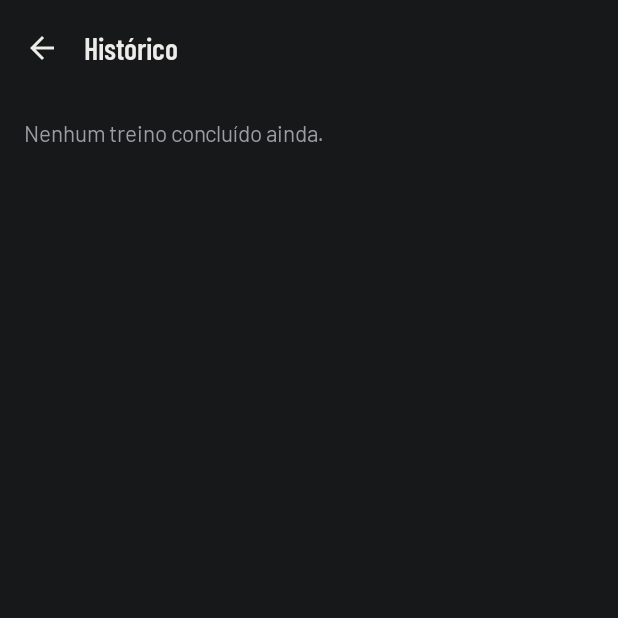
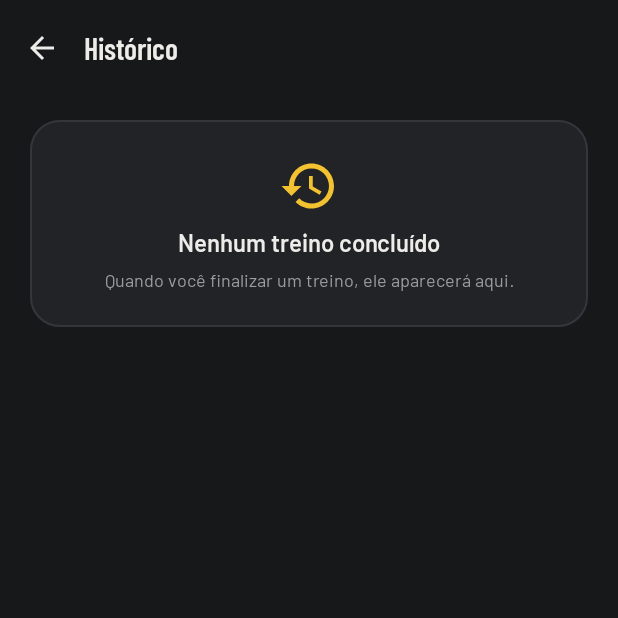
Before and after one commit to constDevDaniel/app-treino, an Android app built with Jetpack Compose: the HistoricoScreen screen opened through its navigation route, on a phone screen of 412 x 824 dp, the top half of it. Run offline under Robolectric (Android 15) with nearby library versions, the phone set to English and light mode, and no system bars; our stand-ins replace Room's generated code.

Commit message:
fix(ui): corrigir crash na guia Relatórios e padronizar design entre telas (#14)

```diff
--- a/app/src/main/java/com/daniel/treino/ui/components/IconeTreino.kt
+++ b/app/src/main/java/com/daniel/treino/ui/components/IconeTreino.kt
@@ -12,6 +12,7 @@ import androidx.compose.animation.fadeOut
 import androidx.compose.animation.slideInVertically
 import androidx.compose.animation.slideOutVertically
 import androidx.compose.animation.togetherWith
+import androidx.compose.foundation.BorderStroke
 import androidx.compose.foundation.background
 import androidx.compose.foundation.clickable
 import androidx.compose.foundation.interaction.MutableInteractionSource
@@ -29,7 +30,7 @@ import androidx.compose.foundation.lazy.items
 import androidx.compose.foundation.shape.RoundedCornerShape
 import androidx.compose.material3.Icon
 import androidx.compose.material3.MaterialTheme
-import androidx.compose.material3.OutlinedCard
+import androidx.compose.material3.Surface
 import androidx.compose.material3.Text
 import androidx.compose.runtime.Composable
 import androidx.compose.runtime.LaunchedEffect
@@ -298,7 +299,12 @@ fun EstadoVazio(
     mensagem: String,
     modifier: Modifier = Modifier,
 ) {
-    OutlinedCard(modifier = modifier.fillMaxWidth()) {
+    Surface(
+        modifier = modifier.fillMaxWidth(),
+        shape = MaterialTheme.shapes.large,
+        color = MaterialTheme.colorScheme.surfaceContainer,
+        border = BorderStroke(1.dp, MaterialTheme.colorScheme.outlineVariant),
+    ) {
         Column(
             modifier = Modifier
                 .fillMaxWidth()
--- a/app/src/main/java/com/daniel/treino/ui/hoje/HojeScreen.kt
+++ b/app/src/main/java/com/daniel/treino/ui/hoje/HojeScreen.kt
@@ -1,5 +1,6 @@
 package com.daniel.treino.ui.hoje
 
+import androidx.compose.foundation.BorderStroke
 import androidx.compose.foundation.background
 import androidx.compose.foundation.clickable
 import androidx.compose.foundation.interaction.MutableInteractionSource
@@ -29,7 +30,6 @@ import androidx.compose.material3.ButtonDefaults
 import androidx.compose.material3.Icon
 import androidx.compose.material3.IconButton
 import androidx.compose.material3.MaterialTheme
-import androidx.compose.material3.Scaffold
 import androidx.compose.material3.Surface
 import androidx.compose.material3.Text
 import androidx.compose.material3.TextButton
@@ -147,20 +147,13 @@ fun HojeScreen(
         )
     }
 
-    Scaffold { padding ->
     if (!ui.carregado) {
-            Box(
-                modifier = Modifier
-                    .fillMaxSize()
-                    .padding(padding),
-            )
-            return@Scaffold
+        Box(modifier = Modifier.fillMaxSize())
+        return
     }
 
     LazyColumn(
-            modifier = Modifier
-                .fillMaxSize()
-                .padding(padding),
+        modifier = Modifier.fillMaxSize(),
         contentPadding = PaddingValues(start = 20.dp, top = 20.dp, end = 20.dp, bottom = 24.dp),
         verticalArrangement = Arrangement.spacedBy(12.dp),
     ) {
@@ -303,7 +296,6 @@ fun HojeScreen(
             }
         }
 }
-}
 
 @Composable
 private fun FaixaSemana(
@@ -314,6 +306,7 @@ private fun FaixaSemana(
         modifier = Modifier.fillMaxWidth(),
         color = MaterialTheme.colorScheme.surfaceContainer,
         shape = MaterialTheme.shapes.large,
+        border = BorderStroke(1.dp, MaterialTheme.colorScheme.outlineVariant),
     ) {
         Row(
             modifier = Modifier
@@ -416,6 +409,7 @@ private fun CartaoDestaque(
             .escalaPressao(interacao),
         shape = MaterialTheme.shapes.extraLarge,
         color = MaterialTheme.colorScheme.surfaceContainer,
+        border = BorderStroke(1.dp, MaterialTheme.colorScheme.outlineVariant),
     ) {
         Column(
             modifier = Modifier
@@ -528,6 +522,7 @@ private fun CartaoDescanso(
         modifier = Modifier.fillMaxWidth(),
         shape = MaterialTheme.shapes.extraLarge,
         color = MaterialTheme.colorScheme.surfaceContainer,
+        border = BorderStroke(1.dp, MaterialTheme.colorScheme.outlineVariant),
     ) {
         Column(
             modifier = Modifier.padding(24.dp),
@@ -570,6 +565,7 @@ private fun CartaoOutroTreino(
         interactionSource = interacao,
         shape = MaterialTheme.shapes.large,
         color = MaterialTheme.colorScheme.surfaceContainer,
+        border = BorderStroke(1.dp, MaterialTheme.colorScheme.outlineVariant),
         modifier = Modifier
             .fillMaxWidth()
             .escalaPressao(interacao),
--- a/app/src/main/java/com/daniel/treino/ui/progresso/HistoricoScreen.kt
+++ b/app/src/main/java/com/daniel/treino/ui/progresso/HistoricoScreen.kt
@@ -1,10 +1,12 @@
 package com.daniel.treino.ui.progresso
 
+import androidx.compose.foundation.BorderStroke
 import androidx.compose.foundation.layout.Arrangement
 import androidx.compose.foundation.layout.Column
 import androidx.compose.foundation.layout.PaddingValues
 import androidx.compose.foundation.layout.Row
 import androidx.compose.foundation.layout.Spacer
+import androidx.compose.foundation.layout.fillMaxSize
 import androidx.compose.foundation.layout.fillMaxWidth
 import androidx.compose.foundation.layout.padding
 import androidx.compose.foundation.layout.width
@@ -13,6 +15,7 @@ import androidx.compose.foundation.lazy.items
 import androidx.compose.material.icons.Icons
 import androidx.compose.material.icons.automirrored.filled.ArrowBack
 import androidx.compose.material.icons.outlined.Delete
+import androidx.compose.material.icons.outlined.History
 import androidx.compose.material3.AlertDialog
 import androidx.compose.material3.Button
 import androidx.compose.material3.ButtonDefaults
@@ -44,6 +47,7 @@ import com.daniel.treino.TreinoApp
 import com.daniel.treino.data.db.SessaoHistorico
 import com.daniel.treino.data.repository.SessaoRepository
 import com.daniel.treino.ui.components.EmblemaTreino
+import com.daniel.treino.ui.components.EstadoVazio
 import com.daniel.treino.ui.components.Formatadores
 import com.daniel.treino.ui.components.PtBr
 import java.time.Instant
@@ -96,16 +100,18 @@ fun HistoricoScreen(voltar: () -> Unit) {
     ) { padding ->
         val lista = sessoes ?: return@Scaffold
         LazyColumn(
-            modifier = Modifier.padding(padding),
-            contentPadding = PaddingValues(16.dp),
-            verticalArrangement = Arrangement.spacedBy(8.dp)
+            modifier = Modifier
+                .fillMaxSize()
+                .padding(padding),
+            contentPadding = PaddingValues(start = 20.dp, top = 16.dp, end = 20.dp, bottom = 24.dp),
+            verticalArrangement = Arrangement.spacedBy(12.dp)
         ) {
             if (lista.isEmpty()) {
                 item {
-                    Text(
-                        "Nenhum treino concluído ainda.",
-                        style = MaterialTheme.typography.bodyLarge,
-                        color = MaterialTheme.colorScheme.onSurfaceVariant
+                    EstadoVazio(
+                        icone = Icons.Outlined.History,
+                        titulo = "Nenhum treino concluído",
+                        mensagem = "Quando você finalizar um treino, ele aparecerá aqui."
                     )
                 }
             }
@@ -162,7 +168,8 @@ private fun CartaoSessaoHistorico(
     Surface(
         modifier = modifier.fillMaxWidth(),
         shape = MaterialTheme.shapes.large,
-        color = MaterialTheme.colorScheme.surfaceContainer
+        color = MaterialTheme.colorScheme.surfaceContainer,
+        border = BorderStroke(1.dp, MaterialTheme.colorScheme.outlineVariant)
     ) {
         Row(
             modifier = Modifier.padding(start = 16.dp, top = 12.dp, end = 6.dp, bottom = 12.dp),
```
Also changed, not shown: app/src/main/java/com/daniel/treino/ui/agenda/AgendaScreen.kt (+1 -6 lines), app/src/main/java/com/daniel/treino/ui/progresso/ProgressoScreen.kt (+65 -27 lines), app/src/main/java/com/daniel/treino/ui/treinos/TreinosScreen.kt (+14 -3 lines). Lines whose indentation alone changed are shown as unchanged.
